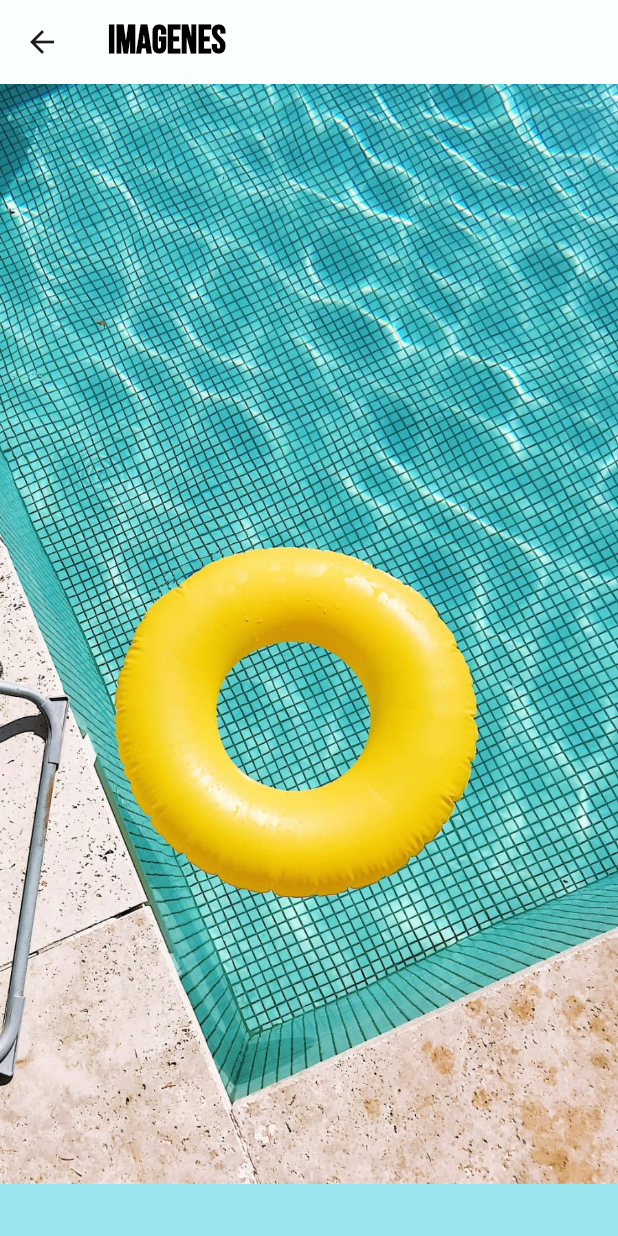
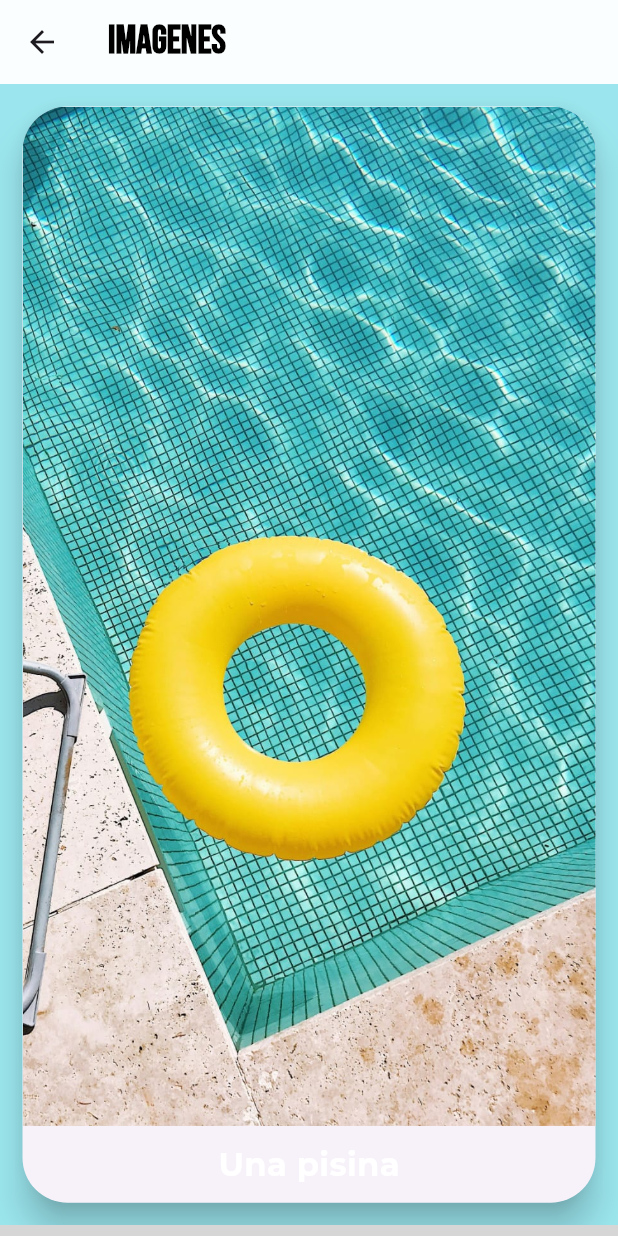
Before and after one commit to imanol0512/componentes_flutter, a Flutter app: the ImagesScreen screen opened directly, on a phone screen of 412 x 824 dp. Run offline on Flutter 3.47's test engine with Material 3 defaults, Android fonts, the phone set to English and light mode, and no system bars; our stand-ins replace google_fonts, transparent_image; network calls fail; grey boxes are pictures that could not be loaded.

Commit message:
Imagenes

```diff
--- a/lib/Screens/images_screen.dart
+++ b/lib/Screens/images_screen.dart
@@ -1,4 +1,6 @@
 import 'package:flutter/material.dart';
+import 'package:practica3/theme/app_theme.dart';
+import 'package:transparent_image/transparent_image.dart';
 
 class ImagesScreen extends StatefulWidget {
   const ImagesScreen({super.key});
@@ -14,13 +16,63 @@ class _ImagesScreenState extends State<ImagesScreen> {
       appBar: AppBar(
         title: const Text('Imagenes'),
       ),
-      body: const Column(
+      body: ListView(
         children: [
-          Image(
-            image: AssetImage('assets/img/Imagen.jpg'),
-          ),
+          cardImage1(),
+          image2(),
         ],
       ),
     );
   }
+
+  Card cardImage1() {
+    return Card(
+      shape: RoundedRectangleBorder(
+        borderRadius: BorderRadius.circular(30),
+      ),
+      margin: const EdgeInsets.all(15),
+      elevation: 10,
+      child: ClipRRect(
+        borderRadius: BorderRadius.circular(30),
+        child: Column(
+          children: [
+            const Image(
+              image: AssetImage('assets/img/Imagen.jpg'),
+            ),
+            Container(
+              padding: const EdgeInsets.all(10),
+              child: Text(
+                'Una pisina',
+                style: AppTheme.lightTheme.textTheme.headlineMedium,
+              ),
+            ),
+          ],
+        ),
+      ),
+    );
+  }
+
+  SizedBox image2() {
+    return SizedBox(
+        height: 250.0,
+        width: 200.0,
+        child: Image.network(
+            'https://albercasaqualine.com.mx/wp-content/uploads/2017/03/construccion-de-albercas.jpeg'));
+  }
+
+  Stack imageFade() {
+    return Stack(
+      children: <Widget>[
+        const Center(
+          child: CircularProgressIndicator(),
+        ),
+        Center(
+          child: FadeInImage.memoryNetwork(
+              placeholder: kTransparentImage,
+              image:
+                  'https://albercasaqualine.com.mx/wp-content/uploads/2017/03/construccion-de-albercas.jpeg'),
+        ),
+      ],
+    );
+  }
 }
--- a/pubspec.yaml
+++ b/pubspec.yaml
@@ -10,6 +10,7 @@ dependencies:
   flutter:
     sdk: flutter
   google_fonts: ^6.1.0
+  transparent_image: ^2.0.1
 
 dev_dependencies:
   flutter_test:
```
Also changed, not shown: pubspec.lock.
